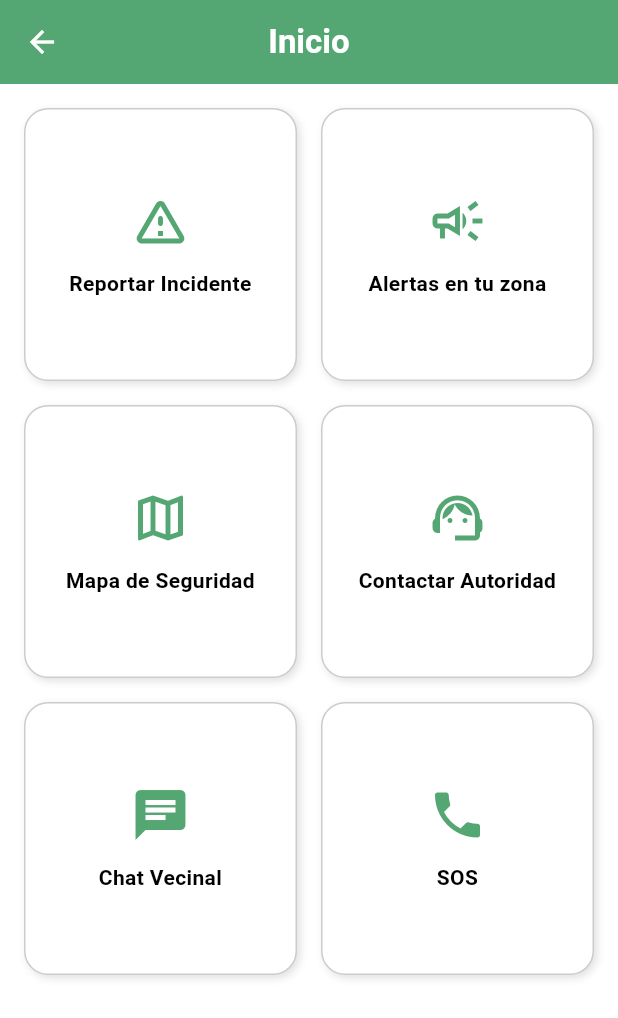
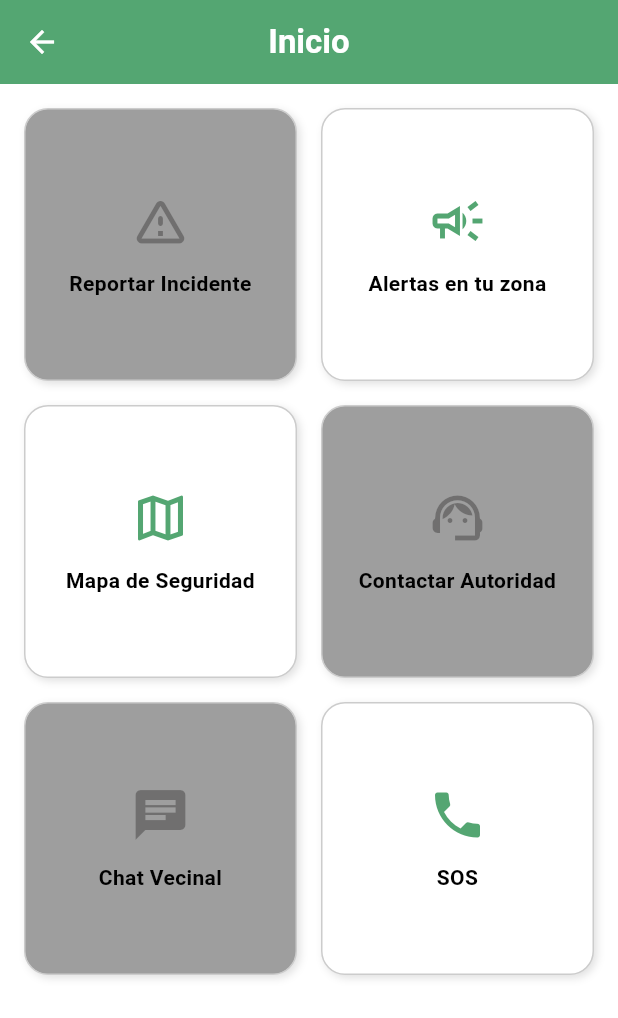
Before and after one commit to Reebotbrei/alertaLima, a Flutter app: the HomeScreen screen opened directly with empty values, on a phone screen of 412 x 824 dp. Shown: the top 1018 px of the screen. Run offline on Flutter 3.47's test engine with Material 3 defaults, Android fonts, the phone set to English and light mode, and no system bars; our stand-ins replace cloud_firestore, file_picker, firebase_auth, firebase_core, geolocator, google_maps_flutter and 2 more; missing offline and left inert: flutter_sound; accounts and stored records are empty.

```diff
--- a/lib/features/dashboard/view/home_screen.dart
+++ b/lib/features/dashboard/view/home_screen.dart
@@ -13,7 +13,8 @@ import 'package:alerta_lima/features/map/view/pantalla_Mapa.dart';
 class HomeScreen extends StatelessWidget {
   final Usuario usuario;
   const HomeScreen({super.key, required this.usuario});
-
+  final Color colorIcono = AppColors.primary;
+  final Color colorFondo = AppColors.background;
   @override
   Widget build(BuildContext context) {
     return ChangeNotifierProvider(
@@ -30,9 +31,19 @@ class HomeScreen extends StatelessWidget {
               crossAxisSpacing: 16,
               children: [
                 MenuCard(
+                  fondo: usuario.empadronado == false
+                      ? Colors.grey
+                      : colorFondo,
+                  colorIcono: usuario.empadronado == false
+                      ?  const Color.fromARGB(99, 39, 38, 38)
+                      : colorIcono,
                   icon: Icons.warning_amber_rounded,
                   title: 'Reportar Incidente',
                   onTap: () {
+                    if (usuario.empadronado == false) {
+                      _mensajeEnable(context);
+                      return;
+                    }
                     Navigator.push(
                       context,
                       MaterialPageRoute(
@@ -44,6 +55,8 @@ class HomeScreen extends StatelessWidget {
                   },
                 ),
                 MenuCard(
+                  fondo: colorFondo,
+                  colorIcono: colorIcono,
                   icon: Icons.campaign_outlined,
                   title: 'Alertas en tu zona',
                   onTap: () {
@@ -51,6 +64,8 @@ class HomeScreen extends StatelessWidget {
                   },
                 ),
                 MenuCard(
+                  fondo: colorFondo,
+                  colorIcono: colorIcono,
                   icon: Icons.map_outlined,
                   title: 'Mapa de Seguridad',
                   onTap: () {
@@ -64,6 +79,12 @@ class HomeScreen extends StatelessWidget {
                   },
                 ),
                 MenuCard(
+                   fondo: usuario.empadronado == false
+                      ? Colors.grey
+                      : colorFondo,
+                  colorIcono: usuario.empadronado == false
+                      ?   const Color.fromARGB(99, 39, 38, 38)
+                      : colorIcono,
                   icon: Icons.support_agent,
                   title: 'Contactar Autoridad',
                   onTap: () {
@@ -75,6 +96,12 @@ class HomeScreen extends StatelessWidget {
                   },
                 ),
                 MenuCard(
+                   fondo: usuario.empadronado == false
+                      ? Colors.grey
+                      : colorFondo,
+                  colorIcono: usuario.empadronado == false
+                      ?  const Color.fromARGB(99, 39, 38, 38)
+                      : colorIcono,
                   icon: Icons.chat,
                   title: 'Chat Vecinal',
                   onTap: () {
@@ -93,6 +120,8 @@ class HomeScreen extends StatelessWidget {
                   },
                 ),
                 MenuCard(
+                  fondo: colorFondo,
+                  colorIcono: colorIcono,
                   icon: Icons.phone,
                   title: 'SOS',
                   onTap: () {
--- a/lib/features/dashboard/view/menu_card.dart
+++ b/lib/features/dashboard/view/menu_card.dart
@@ -5,12 +5,15 @@ class MenuCard extends StatelessWidget {
   final IconData icon;
   final String title;
   final VoidCallback onTap;
-
+  final Color colorIcono;
+  final Color fondo;
   const MenuCard({
     super.key,
     required this.icon,
     required this.title,
     required this.onTap,
+    required this.colorIcono,
+    required this.fondo,
   });
 
   @override
@@ -20,7 +23,7 @@ class MenuCard extends StatelessWidget {
       borderRadius: BorderRadius.circular(16),
       child: Container(
         decoration: BoxDecoration(
-          color: AppColors.background,
+          color: fondo,
           borderRadius: BorderRadius.circular(16),
           border: Border.all(color: AppColors.border),
           boxShadow: [
@@ -35,7 +38,7 @@ class MenuCard extends StatelessWidget {
         child: Column(
           mainAxisAlignment: MainAxisAlignment.center,
           children: [
-            Icon(icon, size: 40, color: AppColors.primary),
+            Icon(icon, size: 40, color: colorIcono),
             const SizedBox(height: 12),
             Text(
               title,
```
